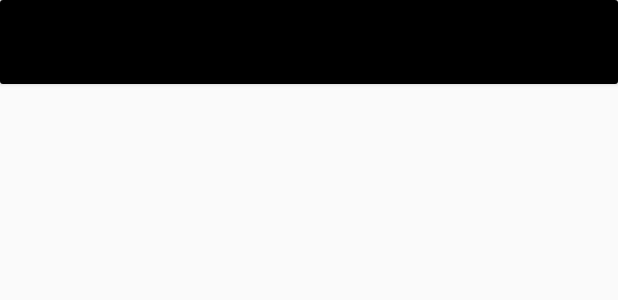
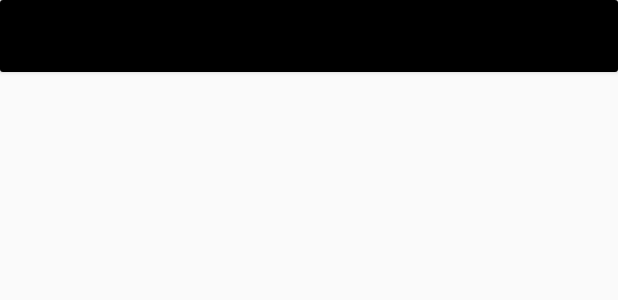
Before and after one commit to MiracleDevelopment/CastleEvent, an Android app: the layout bottom_navigation_layout.xml on its own in the app's theme, with its tools: preview values and no code run, on a phone screen of 412 x 824 dp. Shown: the top 300 px of the screen. Run offline under Robolectric (Android 15) with nearby library versions, the phone set to English and light mode, and no system bars.

Commit message:
set Height BottomNavigation

```diff
--- a/app/src/main/java/com/ipati/dev/castleevent/fragment/CalendarFragment.kt
+++ b/app/src/main/java/com/ipati/dev/castleevent/fragment/CalendarFragment.kt
@@ -158,6 +158,7 @@ class CalendarFragment : Fragment(), View.OnClickListener {
                         mCalendarManager.animationHeaderCollapse(calendar_bar_app, minHeaderCalendar, calendar_bar_app.height)
                         mCalendarManager.animationCalendarCollapse(compat_calendar_view, minCalendarHeight, compat_calendar_view.height)
                     } else if (mListEventDateClick.count() == 1) {
+                        Toast.makeText(context, "1", Toast.LENGTH_SHORT).show()
                         tv_header_month.text = mCalendarManager.initialCalendar().getDisplayName(Calendar.MONTH, Calendar.LONG, Locale("th"))
                         tv_calendar_select_date.text = mCalendarManager.initialCalendar().get(Calendar.DATE).toString()
                         tv_calendar_year.text = mCalendarManager.initialCalendar().get(Calendar.YEAR).toString()
@@ -170,7 +171,6 @@ class CalendarFragment : Fragment(), View.OnClickListener {
                         }
                         mCalendarManager.animationHeaderExpanded(calendar_bar_app, maxHeaderCalendar, calendar_bar_app.height)
                         mCalendarManager.animationCalendarExpanded(compat_calendar_view, maxCalendarHeight, compat_calendar_view.height)
-
                     }
                 }
             }
--- a/app/src/main/res/layout/bottom_navigation_layout.xml
+++ b/app/src/main/res/layout/bottom_navigation_layout.xml
@@ -7,13 +7,13 @@
 
     <android.support.v7.widget.CardView
         android:layout_width="match_parent"
-        android:layout_height="wrap_content"
+        android:layout_height="48dp"
         android:elevation="14dp">
 
         <android.support.design.widget.BottomNavigationView
             android:id="@+id/bottom_navigation_list_event"
             android:layout_width="match_parent"
-            android:layout_height="wrap_content"
+            android:layout_height="48dp"
             app:itemBackground="@color/colorBackgroundBottomNavigation">
 
         </android.support.design.widget.BottomNavigationView>
```
